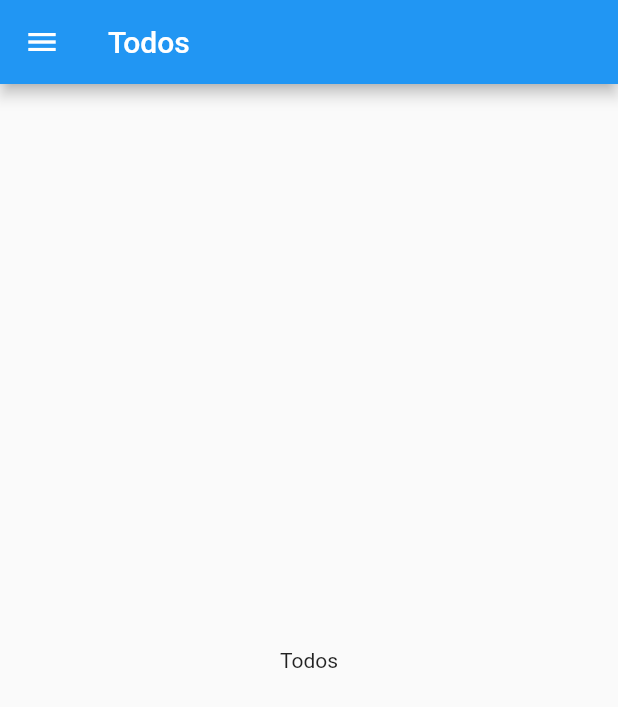
After one commit to Mugilan-Codes/flutter-mobx-practice, a Flutter app: the TodosScreen screen opened directly, on a phone screen of 412 x 824 dp. The commit adds this screen. Shown: the top 707 px of the screen. Run offline on Flutter 3.47's test engine with Material 2 defaults, Android fonts, the phone set to English and light mode, and no system bars; our stand-ins replace flutter_mobx, mobx; generated files the repository leaves out were written again.

Commit message:
todos screen

```diff
--- /dev/null
+++ b/lib/screens/todos/todos_screen.dart
@@ -0,0 +1,19 @@
+import 'package:flutter/material.dart';
+import 'package:mobx_practice/widgets/navigation_drawer_widget.dart';
+
+class TodosScreen extends StatelessWidget {
+  const TodosScreen({Key? key}) : super(key: key);
+
+  @override
+  Widget build(BuildContext context) {
+    return Scaffold(
+      appBar: AppBar(
+        title: Text("Todos"),
+      ),
+      drawer: NavigationDrawerWidget(),
+      body: Center(
+        child: Text("Todos"),
+      ),
+    );
+  }
+}
```
Also changed, not shown: lib/widgets/navigation_drawer_widget.dart (+13 -1 lines).
